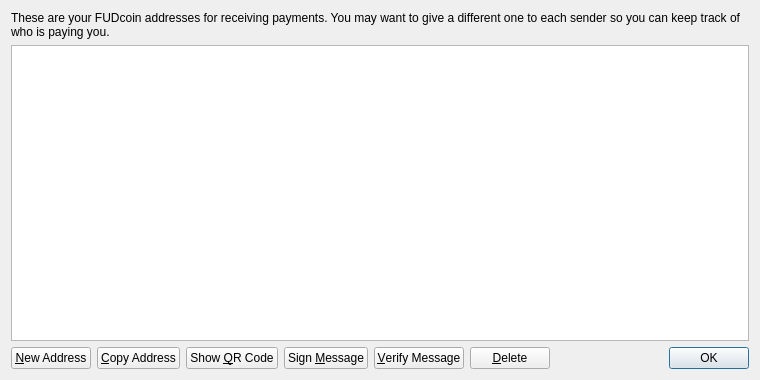
Above: src/qt/forms/addressbookpage.ui from fonziecoin/fonzie before the change. Below: the same form after it.
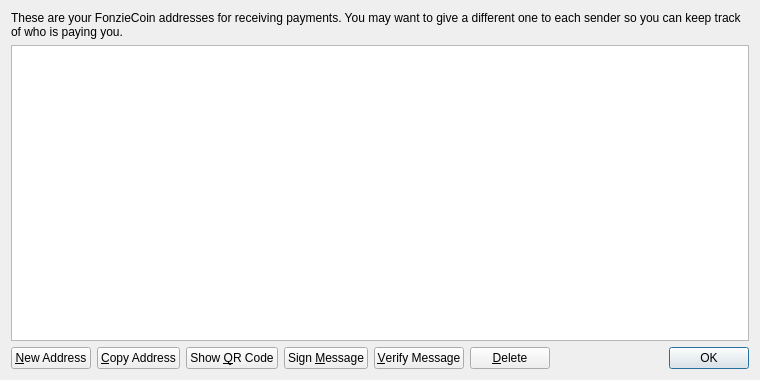
That is the form after the change. Icons and pictures are not drawn.

What changed in the file:
```diff
--- a/src/qt/forms/addressbookpage.ui
+++ b/src/qt/forms/addressbookpage.ui
@@ -17,7 +17,7 @@
    <item>
     <widget class="QLabel" name="labelExplanation">
      <property name="text">
-      <string>These are your FUDcoin addresses for receiving payments. You may want to give a different one to each sender so you can keep track of who is paying you.</string>
+      <string>These are your FonzieCoin addresses for receiving payments. You may want to give a different one to each sender so you can keep track of who is paying you.</string>
      </property>
      <property name="textFormat">
       <enum>Qt::PlainText</enum>
```
Left out of the diff: 4 changed lines with no effect on the pictures.
